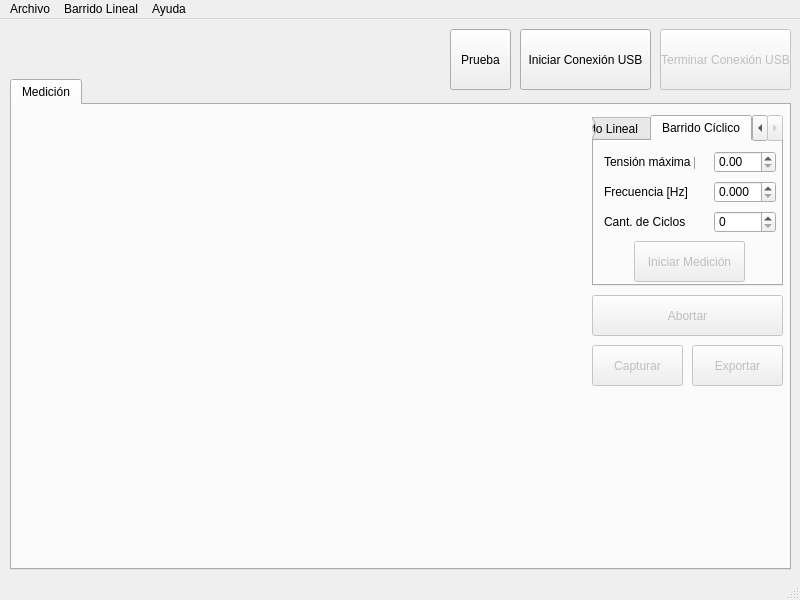
Before: the Qt Designer form qt/mainwindow.ui in potenciostato/potenciostato, drawn with Qt 5.
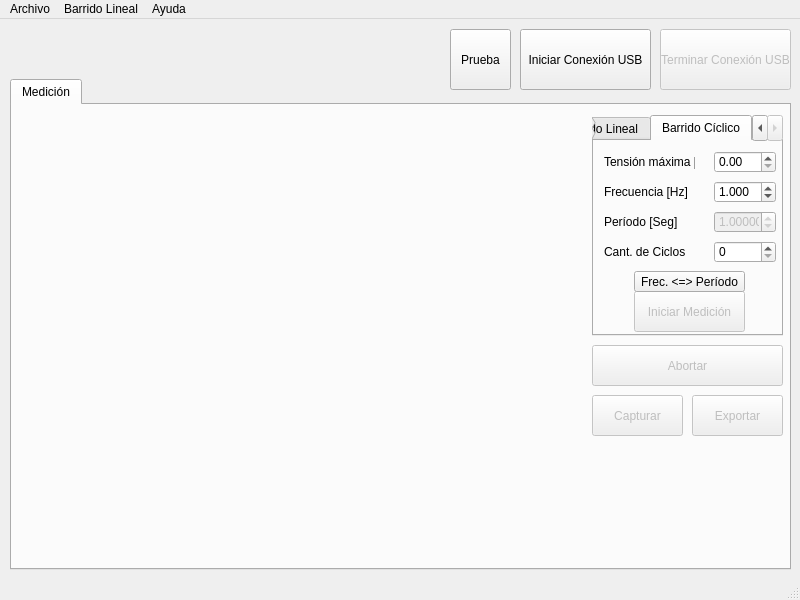
After: the same form once the commit is applied. Custom widgets are drawn as their Qt base class.

Commit message: agregado frec 0,366 hasta 16777,215 (ver detalle minutas 14/01/2022)

```diff
--- a/qt/mainwindow.ui
+++ b/qt/mainwindow.ui
@@ -76,7 +76,7 @@
       <property name="geometry">
        <rect>
         <x>580</x>
-        <y>190</y>
+        <y>240</y>
         <width>191</width>
         <height>41</height>
        </rect>
@@ -95,7 +95,7 @@
       <property name="geometry">
        <rect>
         <x>580</x>
-        <y>240</y>
+        <y>290</y>
         <width>91</width>
         <height>41</height>
        </rect>
@@ -111,7 +111,7 @@
       <property name="geometry">
        <rect>
         <x>680</x>
-        <y>240</y>
+        <y>290</y>
         <width>91</width>
         <height>41</height>
        </rect>
@@ -129,7 +129,7 @@
         <x>580</x>
         <y>10</y>
         <width>191</width>
-        <height>171</height>
+        <height>221</height>
        </rect>
       </property>
       <property name="currentIndex">
@@ -262,12 +262,18 @@
         <property name="decimals">
          <number>3</number>
         </property>
+        <property name="minimum">
+         <double>0.366000000000000</double>
+        </property>
         <property name="maximum">
          <double>16777.215000000000146</double>
         </property>
         <property name="singleStep">
          <double>0.001000000000000</double>
         </property>
+        <property name="value">
+         <double>1.000000000000000</double>
+        </property>
        </widget>
        <widget class="QPushButton" name="Bt_IniciarCiclico">
         <property name="enabled">
@@ -276,7 +282,7 @@
         <property name="geometry">
          <rect>
           <x>40</x>
-          <y>100</y>
+          <y>150</y>
           <width>111</width>
           <height>41</height>
          </rect>
@@ -302,7 +308,7 @@
         <property name="geometry">
          <rect>
           <x>120</x>
-          <y>70</y>
+          <y>100</y>
           <width>62</width>
           <height>22</height>
          </rect>
@@ -321,7 +327,7 @@
         <property name="geometry">
          <rect>
           <x>10</x>
-          <y>70</y>
+          <y>100</y>
           <width>91</width>
           <height>21</height>
          </rect>
@@ -330,6 +336,63 @@
          <string>Cant. de Ciclos</string>
         </property>
        </widget>
+       <widget class="QLabel" name="label_6">
+        <property name="geometry">
+         <rect>
+          <x>10</x>
+          <y>70</y>
+          <width>91</width>
+          <height>21</height>
+         </rect>
+        </property>
+        <property name="text">
+         <string>Período [Seg]</string>
+        </property>
+       </widget>
+       <widget class="QDoubleSpinBox" name="Num_SegCiclico">
+        <property name="enabled">
+         <bool>false</bool>
+        </property>
+        <property name="geometry">
+         <rect>
+          <x>120</x>
+          <y>70</y>
+          <width>62</width>
+          <height>22</height>
+         </rect>
+        </property>
+        <property name="decimals">
+         <number>5</number>
+        </property>
+        <property name="minimum">
+         <double>0.000060000000000</double>
+        </property>
+        <property name="maximum">
+         <double>2.732240000000000</double>
+        </property>
+        <property name="singleStep">
+         <double>0.000010000000000</double>
+        </property>
+        <property name="value">
+         <double>1.000000000000000</double>
+        </property>
+       </widget>
+       <widget class="QPushButton" name="Bt_FTCiclico">
+        <property name="enabled">
+         <bool>true</bool>
+        </property>
+        <property name="geometry">
+         <rect>
+          <x>40</x>
+          <y>130</y>
+          <width>111</width>
+          <height>21</height>
+         </rect>
+        </property>
+        <property name="text">
+         <string>Frec. &lt;=&gt; Período</string>
+        </property>
+       </widget>
       </widget>
      </widget>
     </widget>
```
The commit also changes 4 other files.
